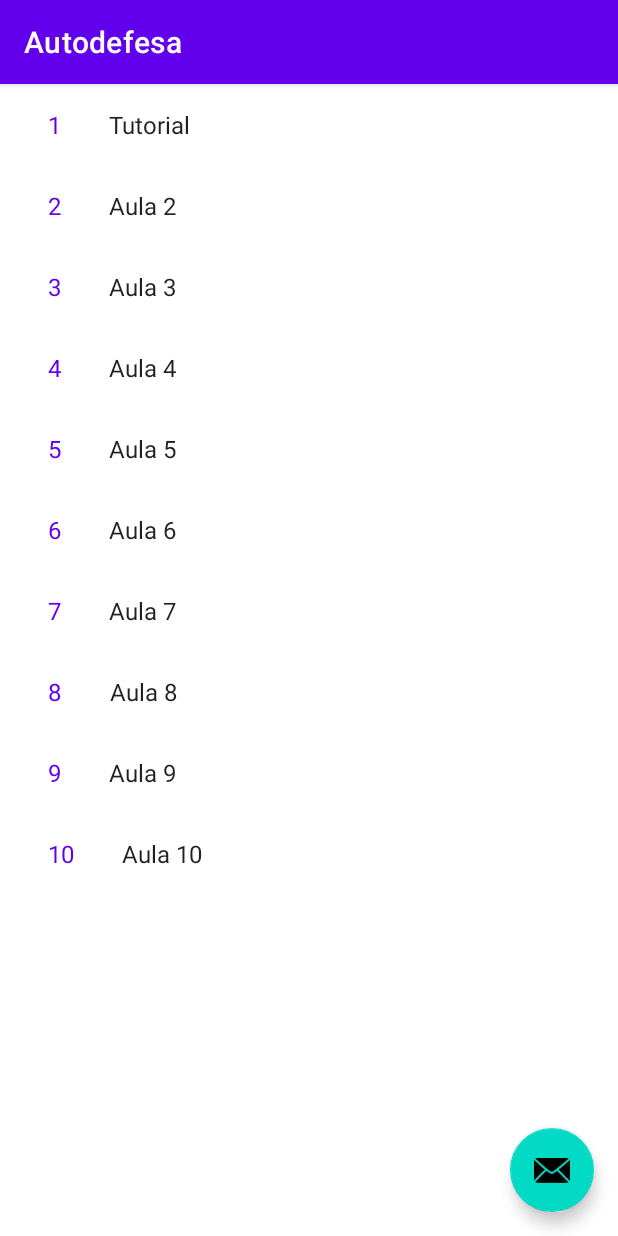
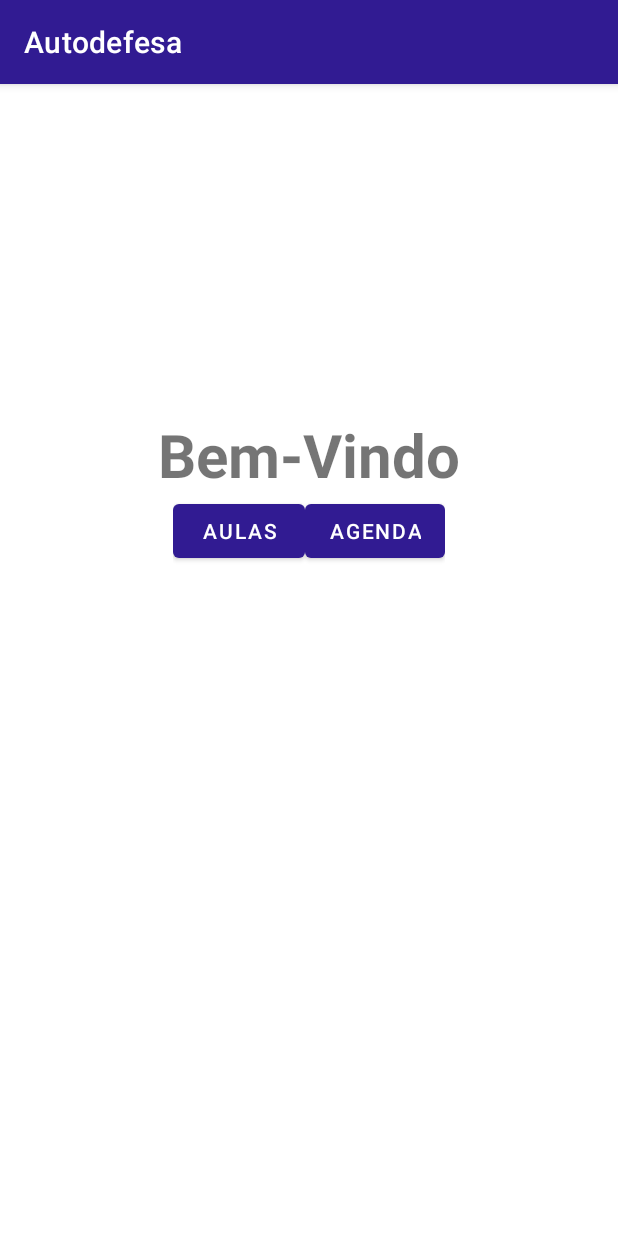
Before and after one commit to RafaelNogueiraXD/Autodefesa, an Android app: the screen it shows after launch (ItemListActivity before the commit, testeAtivity after it), on a phone screen of 412 x 824 dp. Run offline under Robolectric (Android 15) with nearby library versions, the phone set to English and light mode, and no system bars.

Commit message:
Date24-03

```diff
--- a/app/build.gradle
+++ b/app/build.gradle
@@ -39,6 +39,7 @@ dependencies {
     implementation 'androidx.appcompat:appcompat:1.4.1'
     implementation 'com.google.android.material:material:1.5.0'
     implementation 'androidx.recyclerview:recyclerview:1.1.0'
+    implementation 'androidx.constraintlayout:constraintlayout:2.1.3'
     testImplementation 'junit:junit:4.+'
     androidTestImplementation 'androidx.test.ext:junit:1.1.3'
     androidTestImplementation 'androidx.test.espresso:espresso-core:3.4.0'
--- a/app/src/main/java/com/example/autodefesa/ItemListActivity.kt
+++ b/app/src/main/java/com/example/autodefesa/ItemListActivity.kt
@@ -40,7 +40,7 @@ class ItemListActivity : AppCompatActivity() {
         toolbar.title = title
 
         findViewById<FloatingActionButton>(R.id.fab).setOnClickListener { view ->
-            Snackbar.make(view, "Replace with your own action", Snackbar.LENGTH_LONG)
+            Snackbar.make(view, "Ainda não adicionei essa funcionalidade", Snackbar.LENGTH_LONG)
                     .setAction("Action", null).show()
         }
 
--- a/app/src/main/java/com/example/autodefesa/dummy/DummyContent.kt
+++ b/app/src/main/java/com/example/autodefesa/dummy/DummyContent.kt
@@ -1,7 +1,8 @@
 package com.example.autodefesa.dummy
 
-import java.util.ArrayList
-import java.util.HashMap
+import com.example.autodefesa.Aulas
+import java.util.*
+
 
 /**
  * Helper class for providing sample content for user interfaces created by
@@ -39,35 +40,29 @@ object DummyContent {
     }
 
     private fun createDummyItem(position: Int): DummyItem {
-        if(position != 1){
-            tituloAula = "Aula " + position
-        }
-        return DummyItem(position.toString(), tituloAula, makeDetails(position))
+        val contentAula = Aulas()
+        val nomeAula = contentAula.nomeNoMenu(position)
+        return DummyItem(position.toString(), nomeAula, makeDetails(position))
     }
 
     private fun makeDetails(position: Int): String {
         val builder = StringBuilder()
-        pegaPositionDeterminaTituloConteudo(position)
-        builder.append(fazendoText)
-        for (i in 0..position - 1) {
-            builder.append("\n Texto da aula a ser aplicada.")
-        }
+//        pegaPositionDeterminaTituloConteudo(position)
+//        builder.append(fazendoText)
+//        for (i in 0..position - 1) {
+//            builder.append("\n Texto da aula a ser aplicada.")
+//        }
+        val contentAula = Aulas()
+        val recebeTitulo = contentAula.tituloAula(position)
+        builder.append(recebeTitulo)
+
+        val recebeConteudo = contentAula.conteudoAula(position)
+        builder.append(
+                """
+                    $recebeConteudo
+                """.trimIndent()
+        )
         return builder.toString()
-    }
-    private fun pegaPositionDeterminaTituloConteudo(position: Int){
-        if(position == 1){
-            fazendoText = "Primeiro texto a ser escrito "
-        }else{
-            fazendoText = "Outros textos sendo escritos" + position
-        }
-        when(position){
-            1 -> fazendoText = "Primeiro texto a ser escrito"
-            2 -> fazendoText = "Aula de treinamento Fisico"
-            3 -> fazendoText = "Aula de treinamento da Perna"
-            else -> {
-                fazendoText = "outros textos sendo escritos" + position
-            }
-        }
     }
 
     /**
--- /dev/null
+++ b/app/src/main/java/com/example/autodefesa/testeAtivity.java
@@ -0,0 +1,25 @@
+package com.example.autodefesa;
+
+import androidx.appcompat.app.AppCompatActivity;
+
+import android.content.Intent;
+import android.os.Bundle;
+import android.view.View;
+import android.widget.Button;
+
+public class testeAtivity extends AppCompatActivity  implements View.OnClickListener{
+    private Button button;
+    @Override
+    protected void onCreate(Bundle savedInstanceState) {
+        super.onCreate(savedInstanceState);
+        setContentView(R.layout.activity_main);
+        Button button = (Button) findViewById(R.id.btnIniciar);
+        button.setOnClickListener(this);
+    }
+
+    @Override
+    public void onClick(View v) {
+        Intent janela = new Intent(this,ItemListActivity.class);
+        startActivity(janela);
+    }
+}
--- a/app/src/main/res/layout/activity_item_list.xml
+++ b/app/src/main/res/layout/activity_item_list.xml
@@ -36,6 +36,7 @@
         android:layout_height="wrap_content"
         android:layout_gravity="bottom|end"
         android:layout_margin="@dimen/fab_margin"
-        app:srcCompat="@android:drawable/ic_dialog_email" />
+        app:srcCompat="@android:drawable/ic_dialog_email"
+        app:rippleColor="@color/secondary"/>
 
 </androidx.coordinatorlayout.widget.CoordinatorLayout>
--- /dev/null
+++ b/app/src/main/res/layout/activity_main.xml
@@ -0,0 +1,45 @@
+<?xml version="1.0" encoding="utf-8"?>
+<LinearLayout
+    xmlns:android="http://schemas.android.com/apk/res/android"
+    xmlns:app="http://schemas.android.com/apk/res-auto"
+    xmlns:tools="http://schemas.android.com/tools"
+    android:layout_width="match_parent"
+    android:layout_height="match_parent"
+    tools:context=".testeAtivity"
+    android:orientation="vertical">
+
+
+    <TextView
+        android:layout_width="match_parent"
+        android:layout_height="wrap_content"
+        android:text="Bem-Vindo"
+        android:textAlignment="center"
+        android:layout_marginTop="220dp"
+        android:textSize="40dp"
+        android:textStyle="bold" />
+    <LinearLayout
+        android:layout_width="wrap_content"
+        android:layout_height="wrap_content"
+        android:orientation="horizontal"
+        android:layout_gravity="center">
+        <Button
+            android:id="@+id/btnIniciar"
+            android:layout_width="wrap_content"
+            android:layout_height="wrap_content"
+            android:text="Aulas"
+            android:layout_gravity="center"
+            android:textAlignment="center"
+            tools:text="Aulas" />
+
+        <Button
+            android:layout_width="wrap_content"
+            android:layout_height="wrap_content"
+
+            android:layout_gravity="center_horizontal"
+            android:text="Agenda"
+
+            />
+    </LinearLayout>
+
+
+</LinearLayout>
--- a/app/src/main/res/values-night/themes.xml
+++ b/app/src/main/res/values-night/themes.xml
@@ -2,12 +2,12 @@
     <!-- Base application theme. -->
     <style name="Theme.Autodefesa" parent="Theme.MaterialComponents.DayNight.DarkActionBar">
         <!-- Primary brand color. -->
-        <item name="colorPrimary">@color/purple_200</item>
+        <item name="colorPrimary">@color/primary</item>
         <item name="colorPrimaryVariant">@color/purple_700</item>
-        <item name="colorOnPrimary">@color/black</item>
+        <item name="colorOnPrimary">@color/white</item>
         <!-- Secondary brand color. -->
-        <item name="colorSecondary">@color/teal_200</item>
-        <item name="colorSecondaryVariant">@color/teal_200</item>
+        <item name="colorSecondary">@color/secondary</item>
+        <item name="colorSecondaryVariant">@color/secondary_dark</item>
         <item name="colorOnSecondary">@color/black</item>
         <!-- Status bar color. -->
         <item name="android:statusBarColor" tools:targetApi="l">?attr/colorPrimaryVariant</item>
--- a/app/src/main/res/values/colors.xml
+++ b/app/src/main/res/values/colors.xml
@@ -7,4 +7,10 @@
     <color name="teal_700">#FF018786</color>
     <color name="black">#FF000000</color>
     <color name="white">#FFFFFFFF</color>
+
+<!--    #311b92-->
+    <color name="primary">#311b92</color>
+    <color name="secondary">#9fa8da</color>
+    <color name="secondary_light">#d1d9ff</color>
+    <color name="secondary_dark">#6f79a8</color>
 </resources>
--- a/app/src/main/res/values/themes.xml
+++ b/app/src/main/res/values/themes.xml
@@ -2,12 +2,12 @@
     <!-- Base application theme. -->
     <style name="Theme.Autodefesa" parent="Theme.MaterialComponents.DayNight.DarkActionBar">
         <!-- Primary brand color. -->
-        <item name="colorPrimary">@color/purple_500</item>
+        <item name="colorPrimary">@color/primary</item>
         <item name="colorPrimaryVariant">@color/purple_700</item>
         <item name="colorOnPrimary">@color/white</item>
         <!-- Secondary brand color. -->
-        <item name="colorSecondary">@color/teal_200</item>
-        <item name="colorSecondaryVariant">@color/teal_700</item>
+        <item name="colorSecondary">@color/secondary</item>
+        <item name="colorSecondaryVariant">@color/secondary_dark</item>
         <item name="colorOnSecondary">@color/black</item>
         <!-- Status bar color. -->
         <item name="android:statusBarColor" tools:targetApi="l">?attr/colorPrimaryVariant</item>
```
Also changed, not shown: app/src/main/AndroidManifest.xml (+7 -4 lines), app/src/main/java/com/example/autodefesa/Aulas.java (added, +76 -0 lines).
